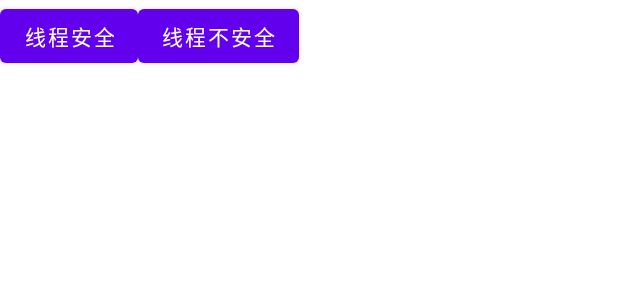
After one commit to loflv/mvi-demo, an Android app: the layout activity_channal.xml on its own in the app's theme, with its tools: preview values and no code run, on a phone screen of 412 x 824 dp. The commit adds this screen. Shown: the top 300 px of the screen. Run offline under Robolectric (Android 15) with nearby library versions, the phone set to English and light mode, and no system bars.

Commit message:
增加ChannelActivity界面,对于不直接调用viewmodel中的方法进行说明:线程安全.

```diff
--- a/app/src/main/AndroidManifest.xml
+++ b/app/src/main/AndroidManifest.xml
@@ -4,6 +4,7 @@
 
     <uses-permission android:name="android.permission.ACCESS_NETWORK_STATE" />
     <uses-permission android:name="android.permission.INTERNET" />
+
     <application
         android:name=".ui.DefineApp"
         android:allowBackup="true"
@@ -12,6 +13,9 @@
         android:roundIcon="@mipmap/ic_launcher_round"
         android:supportsRtl="true"
         android:theme="@style/Theme.MviDemo">
+        <activity
+            android:name=".ui.ChannelActivity"
+            android:exported="false" />
         <activity
             android:name=".ui.MainActivity"
             android:exported="true">
--- a/app/src/main/java/com/lonbon/mvidemo/ui/MainActivity.kt
+++ b/app/src/main/java/com/lonbon/mvidemo/ui/MainActivity.kt
@@ -38,6 +38,10 @@ class MainActivity : AppCompatActivity() {
         binding.btnClearMes.setOnClickListener {
             binding.tvShowResult.text = ""
         }
+
+        binding.btnGoChanelActivity.setOnClickListener {
+            ChannelActivity.startChannelActivity(this)
+        }
     }
 
     /**
@@ -47,7 +51,7 @@ class MainActivity : AppCompatActivity() {
     private fun observeViewModel() {
         lifecycleScope.launch {
             mainViewModel.state.collect {
-                //故意遗漏
+                //故意遗漏 RequestTwoSuccess
                 when (it) {
                     is MainViewState.Loading -> {
                         resetView()
--- /dev/null
+++ b/app/src/main/res/layout/activity_channal.xml
@@ -0,0 +1,26 @@
+<?xml version="1.0" encoding="utf-8"?>
+<LinearLayout xmlns:android="http://schemas.android.com/apk/res/android"
+    xmlns:app="http://schemas.android.com/apk/res-auto"
+    xmlns:tools="http://schemas.android.com/tools"
+    android:layout_width="match_parent"
+    android:layout_height="match_parent"
+    tools:context=".ui.ChannelActivity">
+
+    <Button
+        android:id="@+id/butThreadSafe"
+        android:layout_width="wrap_content"
+        android:layout_height="wrap_content"
+        android:text="线程安全" />
+
+    <Button
+        android:id="@+id/butThreadUnSafe"
+        android:layout_width="wrap_content"
+        android:layout_height="wrap_content"
+        android:text="线程不安全" />
+
+    <TextView
+        android:id="@+id/butResult"
+        android:layout_width="wrap_content"
+        android:layout_height="wrap_content" />
+
+</LinearLayout>
```
Also changed, not shown: app/src/main/java/com/lonbon/mvidemo/ui/ChannelActivity.kt (added, +87 -0 lines), app/src/main/java/com/lonbon/mvidemo/viewmodel/ChanelActivityViewModel.kt (added, +76 -0 lines), app/src/main/java/com/lonbon/mvidemo/viewmodel/MainViewModel.kt (+10 -0 lines), app/src/main/res/layout/activity_main.xml (+9 -0 lines).
